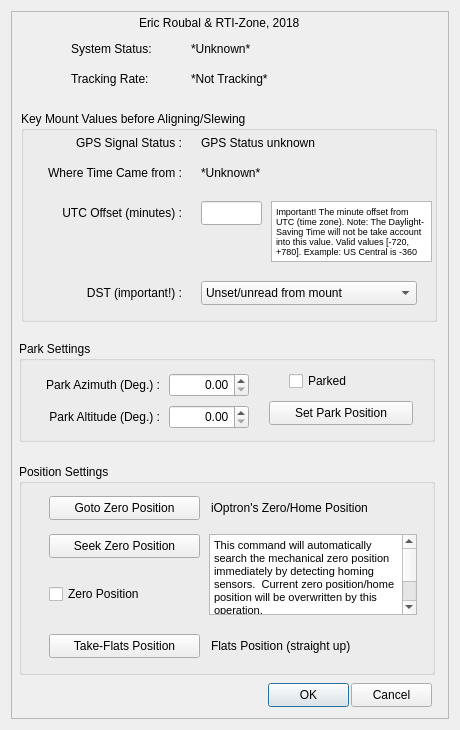
This is iOptronV3.ui in rpineau/iOptronV3 as Qt 5 draws it before an edit. The edited form follows.
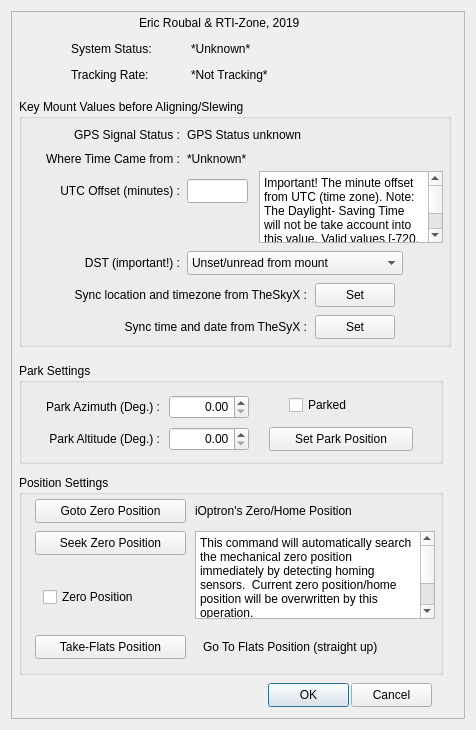
This is the edited form. Custom widgets are drawn as their Qt base class.

Commit message: Adding buttons and code to set location, timezone, date and time from TSX to the mount

What changed in the file:
```diff
--- a/iOptronV3.ui
+++ b/iOptronV3.ui
@@ -6,7 +6,7 @@
    <rect>
     <x>0</x>
     <y>0</y>
-    <width>460</width>
+    <width>476</width>
     <height>730</height>
    </rect>
   </property>
@@ -18,13 +18,13 @@
   </property>
   <property name="minimumSize">
    <size>
-    <width>460</width>
+    <width>476</width>
     <height>730</height>
    </size>
   </property>
   <property name="maximumSize">
    <size>
-    <width>460</width>
+    <width>476</width>
     <height>730</height>
    </size>
   </property>
@@ -77,7 +77,7 @@
        </rect>
       </property>
       <property name="text">
-       <string>Eric Roubal &amp; RTI-Zone, 2018</string>
+       <string>Eric Roubal &amp; RTI-Zone, 2019</string>
       </property>
      </widget>
      <widget class="QLabel" name="label_ss">
@@ -110,7 +110,7 @@
       <property name="geometry">
        <rect>
         <x>60</x>
-        <y>60</y>
+        <y>56</y>
         <width>101</width>
         <height>16</height>
        </rect>
@@ -123,7 +123,7 @@
       <property name="geometry">
        <rect>
         <x>180</x>
-        <y>60</y>
+        <y>56</y>
         <width>251</width>
         <height>16</height>
        </rect>
@@ -135,10 +135,10 @@
      <widget class="QGroupBox" name="GroupBox">
       <property name="geometry">
        <rect>
-        <x>10</x>
-        <y>100</y>
-        <width>416</width>
-        <height>211</height>
+        <x>8</x>
+        <y>88</y>
+        <width>432</width>
+        <height>248</height>
        </rect>
       </property>
       <property name="title">
@@ -148,7 +148,7 @@
        <property name="geometry">
         <rect>
          <x>30</x>
-         <y>20</y>
+         <y>24</y>
          <width>131</width>
          <height>24</height>
         </rect>
@@ -163,8 +163,8 @@
       <widget class="QLabel" name="label_kv_1">
        <property name="geometry">
         <rect>
-         <x>180</x>
-         <y>20</y>
+         <x>168</x>
+         <y>24</y>
          <width>200</width>
          <height>24</height>
         </rect>
@@ -177,7 +177,7 @@
        <property name="geometry">
         <rect>
          <x>10</x>
-         <y>50</y>
+         <y>48</y>
          <width>151</width>
          <height>24</height>
         </rect>
@@ -192,8 +192,8 @@
       <widget class="QLabel" name="label_kv_3">
        <property name="geometry">
         <rect>
-         <x>180</x>
-         <y>50</y>
+         <x>168</x>
+         <y>48</y>
          <width>208</width>
          <height>24</height>
         </rect>
@@ -206,7 +206,7 @@
        <property name="geometry">
         <rect>
          <x>20</x>
-         <y>90</y>
+         <y>80</y>
          <width>141</width>
          <height>24</height>
         </rect>
@@ -221,8 +221,8 @@
       <widget class="QLineEdit" name="lineEdit_utc">
        <property name="geometry">
         <rect>
-         <x>180</x>
-         <y>90</y>
+         <x>168</x>
+         <y>80</y>
          <width>61</width>
          <height>24</height>
         </rect>
@@ -231,10 +231,10 @@
       <widget class="QTextBrowser" name="textBrowser">
        <property name="geometry">
         <rect>
-         <x>250</x>
-         <y>90</y>
-         <width>161</width>
-         <height>61</height>
+         <x>240</x>
+         <y>72</y>
+         <width>184</width>
+         <height>72</height>
         </rect>
        </property>
        <property name="font">
@@ -246,15 +246,15 @@
         <string>&lt;!DOCTYPE HTML PUBLIC &quot;-//W3C//DTD HTML 4.0//EN&quot; &quot;http://www.w3.org/TR/REC-html40/strict.dtd&quot;&gt;
 &lt;html&gt;&lt;head&gt;&lt;meta name=&quot;qrichtext&quot; content=&quot;1&quot; /&gt;&lt;style type=&quot;text/css&quot;&gt;
 p, li { white-space: pre-wrap; }
-&lt;/style&gt;&lt;/head&gt;&lt;body style=&quot; font-family:'MS Shell Dlg 2'; font-size:6pt; font-weight:400; font-style:normal;&quot;&gt;
-&lt;p style=&quot; margin-top:0px; margin-bottom:0px; margin-left:0px; margin-right:0px; -qt-block-indent:0; text-indent:0px;&quot;&gt;&lt;span style=&quot; font-size:7pt;&quot;&gt;Important! The minute offset from UTC (time zone). Note: The Daylight- Saving Time will not be take account into this value. Valid values [-720, +780]. Example: US Central is -360&lt;/span&gt;&lt;/p&gt;&lt;/body&gt;&lt;/html&gt;</string>
+&lt;/style&gt;&lt;/head&gt;&lt;body style=&quot; font-family:'.SF NS Text'; font-size:6pt; font-weight:400; font-style:normal;&quot;&gt;
+&lt;p style=&quot; margin-top:0px; margin-bottom:0px; margin-left:0px; margin-right:0px; -qt-block-indent:0; text-indent:0px;&quot;&gt;&lt;span style=&quot; font-family:'MS Shell Dlg 2'; font-size:9pt;&quot;&gt;Important! The minute offset from UTC (time zone). Note: The Daylight- Saving Time will not be take account into this value. Valid values [-720, +780]. Example: US Central is -360&lt;/span&gt;&lt;/p&gt;&lt;/body&gt;&lt;/html&gt;</string>
        </property>
       </widget>
       <widget class="QLabel" name="label_kv_6">
        <property name="geometry">
         <rect>
          <x>40</x>
-         <y>170</y>
+         <y>152</y>
          <width>121</width>
          <height>24</height>
         </rect>
@@ -269,8 +269,8 @@
       <widget class="QComboBox" name="comboBox_dst">
        <property name="geometry">
         <rect>
-         <x>180</x>
-         <y>170</y>
+         <x>168</x>
+         <y>152</y>
          <width>216</width>
          <height>24</height>
         </rect>
@@ -297,13 +297,71 @@
         </property>
        </item>
       </widget>
+      <widget class="QLabel" name="label">
+       <property name="geometry">
+        <rect>
+         <x>8</x>
+         <y>184</y>
+         <width>280</width>
+         <height>24</height>
+        </rect>
+       </property>
+       <property name="text">
+        <string>Sync location and timezone from TheSkyX :</string>
+       </property>
+       <property name="alignment">
+        <set>Qt::AlignRight|Qt::AlignTrailing|Qt::AlignVCenter</set>
+       </property>
+      </widget>
+      <widget class="QLabel" name="label_2">
+       <property name="geometry">
+        <rect>
+         <x>8</x>
+         <y>216</y>
+         <width>280</width>
+         <height>24</height>
+        </rect>
+       </property>
+       <property name="text">
+        <string>Sync time and date from TheSyX :</string>
+       </property>
+       <property name="alignment">
+        <set>Qt::AlignRight|Qt::AlignTrailing|Qt::AlignVCenter</set>
+       </property>
+      </widget>
+      <widget class="QPushButton" name="pushButton">
+       <property name="geometry">
+        <rect>
+         <x>296</x>
+         <y>184</y>
+         <width>80</width>
+         <height>24</height>
+        </rect>
+       </property>
+       <property name="text">
+        <string>Set</string>
+       </property>
+      </widget>
+      <widget class="QPushButton" name="pushButton_6">
+       <property name="geometry">
+        <rect>
+         <x>296</x>
+         <y>216</y>
+         <width>80</width>
+         <height>24</height>
+        </rect>
+       </property>
+       <property name="text">
+        <string>Set</string>
+       </property>
+      </widget>
      </widget>
      <widget class="QGroupBox" name="groupBox">
       <property name="geometry">
        <rect>
         <x>8</x>
-        <y>330</y>
-        <width>416</width>
+        <y>352</y>
+        <width>424</width>
         <height>101</height>
        </rect>
       </property>
@@ -378,7 +436,7 @@
        <property name="geometry">
         <rect>
          <x>250</x>
-         <y>60</y>
+         <y>64</y>
          <width>144</width>
          <height>24</height>
         </rect>
@@ -391,7 +449,7 @@
        <property name="geometry">
         <rect>
          <x>270</x>
-         <y>30</y>
+         <y>32</y>
          <width>100</width>
          <height>20</height>
         </rect>
@@ -405,9 +463,9 @@
       <property name="geometry">
        <rect>
         <x>8</x>
-        <y>453</y>
-        <width>416</width>
-        <height>211</height>
+        <y>464</y>
+        <width>424</width>
+        <height>200</height>
        </rect>
       </property>
       <property name="windowTitle">
@@ -419,8 +477,8 @@
       <widget class="QPushButton" name="pushButton_3">
        <property name="geometry">
         <rect>
-         <x>30</x>
-         <y>32</y>
+         <x>16</x>
+         <y>24</y>
          <width>151</width>
          <height>24</height>
         </rect>
@@ -432,8 +490,8 @@
       <widget class="QLabel" name="label_z">
        <property name="geometry">
         <rect>
-         <x>192</x>
-         <y>32</y>
+         <x>176</x>
+         <y>24</y>
          <width>178</width>
          <height>24</height>
         </rect>
@@ -445,8 +503,8 @@
       <widget class="QPushButton" name="pushButton_4">
        <property name="geometry">
         <rect>
-         <x>30</x>
-         <y>70</y>
+         <x>16</x>
+         <y>56</y>
          <width>151</width>
          <height>24</height>
         </rect>
@@ -458,25 +516,25 @@
       <widget class="QTextBrowser" name="textBrowser2">
        <property name="geometry">
         <rect>
-         <x>190</x>
-         <y>70</y>
-         <width>208</width>
-         <height>81</height>
+         <x>176</x>
+         <y>56</y>
+         <width>240</width>
+         <height>88</height>
         </rect>
        </property>
        <property name="html">
         <string>&lt;!DOCTYPE HTML PUBLIC &quot;-//W3C//DTD HTML 4.0//EN&quot; &quot;http://www.w3.org/TR/REC-html40/strict.dtd&quot;&gt;
 &lt;html&gt;&lt;head&gt;&lt;meta name=&quot;qrichtext&quot; content=&quot;1&quot; /&gt;&lt;style type=&quot;text/css&quot;&gt;
 p, li { white-space: pre-wrap; }
-&lt;/style&gt;&lt;/head&gt;&lt;body style=&quot; font-family:'MS Shell Dlg 2'; font-size:8.25pt; font-weight:400; font-style:normal;&quot;&gt;
-&lt;p style=&quot; margin-top:0px; margin-bottom:0px; margin-left:0px; margin-right:0px; -qt-block-indent:0; text-indent:0px;&quot;&gt;&lt;span style=&quot; font-size:8pt;&quot;&gt;This command will automatically search the mechanical zero position immediately by detecting homing sensors.  Current zero position/home position will be overwritten by this operation.&lt;br /&gt;&lt;/span&gt;&lt;span style=&quot; font-size:8pt; font-weight:600;&quot;&gt;Note&lt;/span&gt;&lt;span style=&quot; font-size:8pt;&quot;&gt;: This command will only affect this mount if it is a CEM120xx or CEM60 series iOptron mount.&lt;/span&gt;&lt;/p&gt;&lt;/body&gt;&lt;/html&gt;</string>
+&lt;/style&gt;&lt;/head&gt;&lt;body style=&quot; font-family:'.SF NS Text'; font-size:13pt; font-weight:400; font-style:normal;&quot;&gt;
+&lt;p style=&quot; margin-top:0px; margin-bottom:0px; margin-left:0px; margin-right:0px; -qt-block-indent:0; text-indent:0px;&quot;&gt;&lt;span style=&quot; font-family:'MS Shell Dlg 2'; font-size:9pt;&quot;&gt;This command will automatically search the mechanical zero position immediately by detecting homing sensors.  Current zero position/home position will be overwritten by this operation.&lt;br /&gt;&lt;/span&gt;&lt;span style=&quot; font-family:'MS Shell Dlg 2'; font-size:9pt; font-weight:600;&quot;&gt;Note&lt;/span&gt;&lt;span style=&quot; font-family:'MS Shell Dlg 2'; font-size:9pt;&quot;&gt;: This command will only affect this mount if it is a CEM120xx or CEM60 series iOptron mount.&lt;/span&gt;&lt;/p&gt;&lt;/body&gt;&lt;/html&gt;</string>
        </property>
       </widget>
       <widget class="QCheckBox" name="checkBox_z">
        <property name="geometry">
         <rect>
-         <x>30</x>
-         <y>120</y>
+         <x>24</x>
+         <y>112</y>
          <width>120</width>
          <height>20</height>
         </rect>
@@ -488,8 +546,8 @@
       <widget class="QPushButton" name="pushButton_5">
        <property name="geometry">
         <rect>
-         <x>30</x>
-         <y>170</y>
+         <x>16</x>
+         <y>160</y>
          <width>151</width>
          <height>24</height>
         </rect>
@@ -501,14 +559,14 @@
       <widget class="QLabel" name="label_z_flats">
        <property name="geometry">
         <rect>
-         <x>192</x>
-         <y>170</y>
-         <width>184</width>
+         <x>184</x>
+         <y>160</y>
+         <width>216</width>
          <height>24</height>
         </rect>
        </property>
        <property name="text">
-        <string>Flats Position (straight up)</string>
+        <string>Go To Flats Position (straight up)</string>
        </property>
       </widget>
      </widget>
```
The commit also changes 1 other file.
